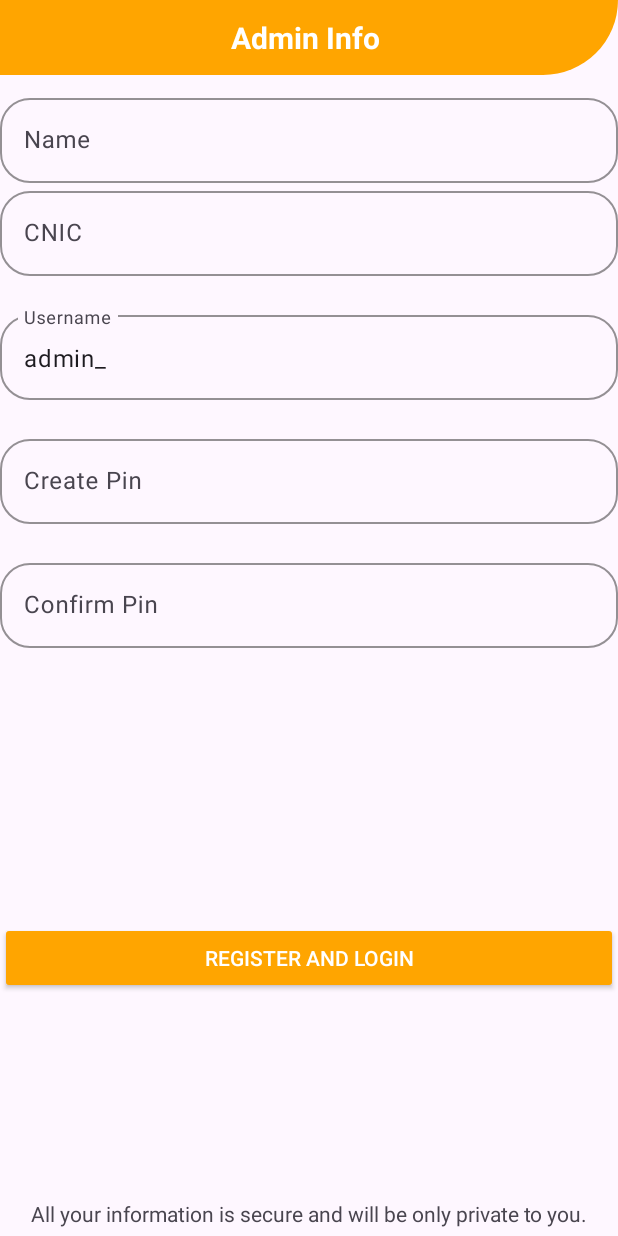
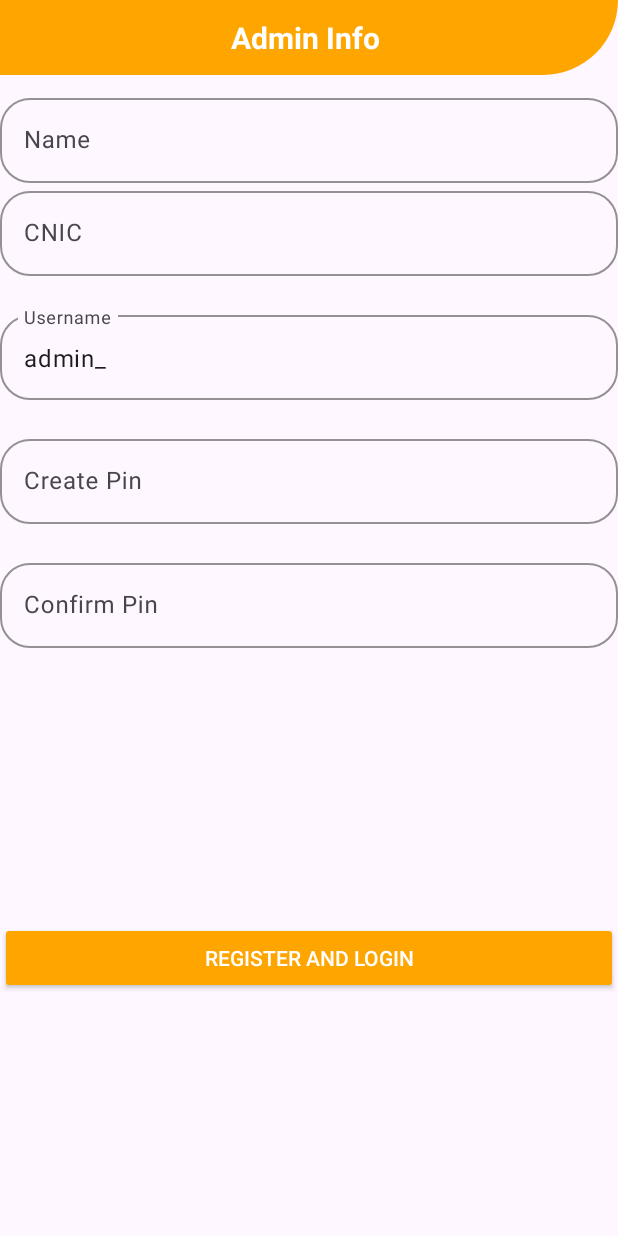
Before and after one commit to WahajSajid/PayMate, an Android app: the AdminInfo screen opened through its navigation route, on a phone screen of 412 x 824 dp. Run offline under Robolectric (Android 15) with nearby library versions, the phone set to English and light mode, and no system bars; our stand-ins replace data binding; Roboto replaces fonts that are not available here.

Commit message:
Completed AdminINfo screen design and logic for it's UI

```diff
--- a/app/src/main/res/layout/fragment_admin_info.xml
+++ b/app/src/main/res/layout/fragment_admin_info.xml
@@ -209,16 +209,6 @@
             app:layout_constraintStart_toStartOf="parent"
             app:layout_constraintTop_toBottomOf="@id/inputLayout" />
 
-        <TextView
-            android:id="@id/bottomText"
-            android:layout_width="wrap_content"
-            android:layout_height="wrap_content"
-            android:layout_marginBottom="5dp"
-            android:text="@string/adminInfoScreenBottomText"
-            app:layout_constraintBottom_toBottomOf="parent"
-            app:layout_constraintEnd_toEndOf="parent"
-            app:layout_constraintStart_toStartOf="parent" />
-
     </androidx.constraintlayout.widget.ConstraintLayout>
 
 
```
